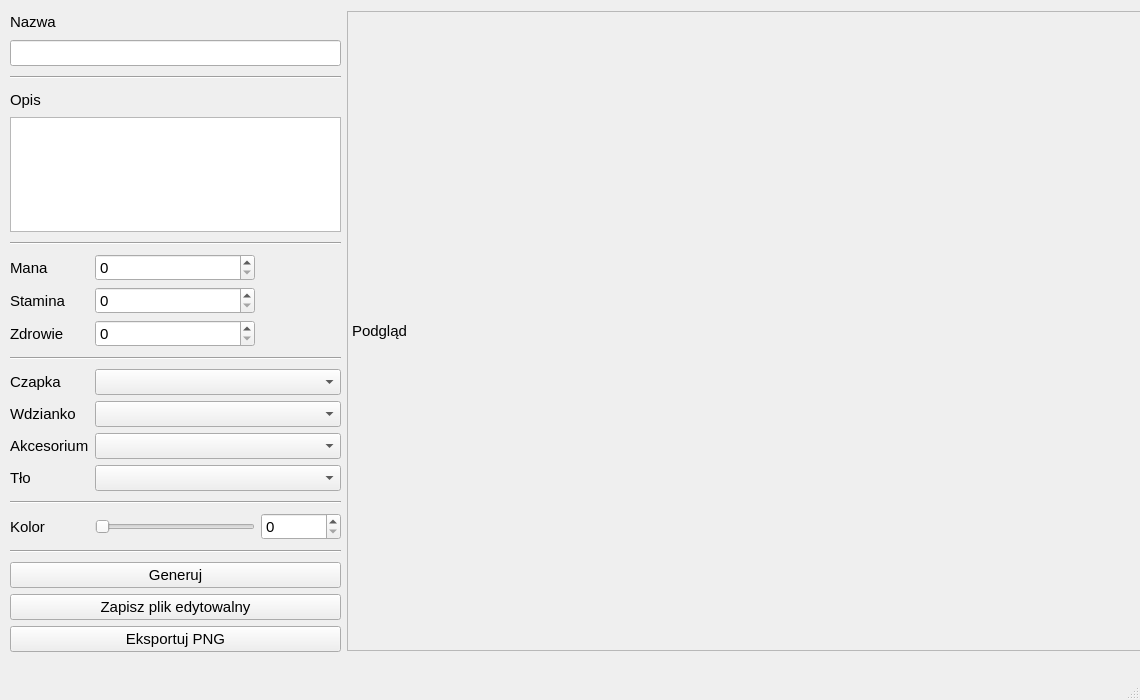
Above: ui.ui from JaZax/projektMitp before the change. Below: the same form after it.
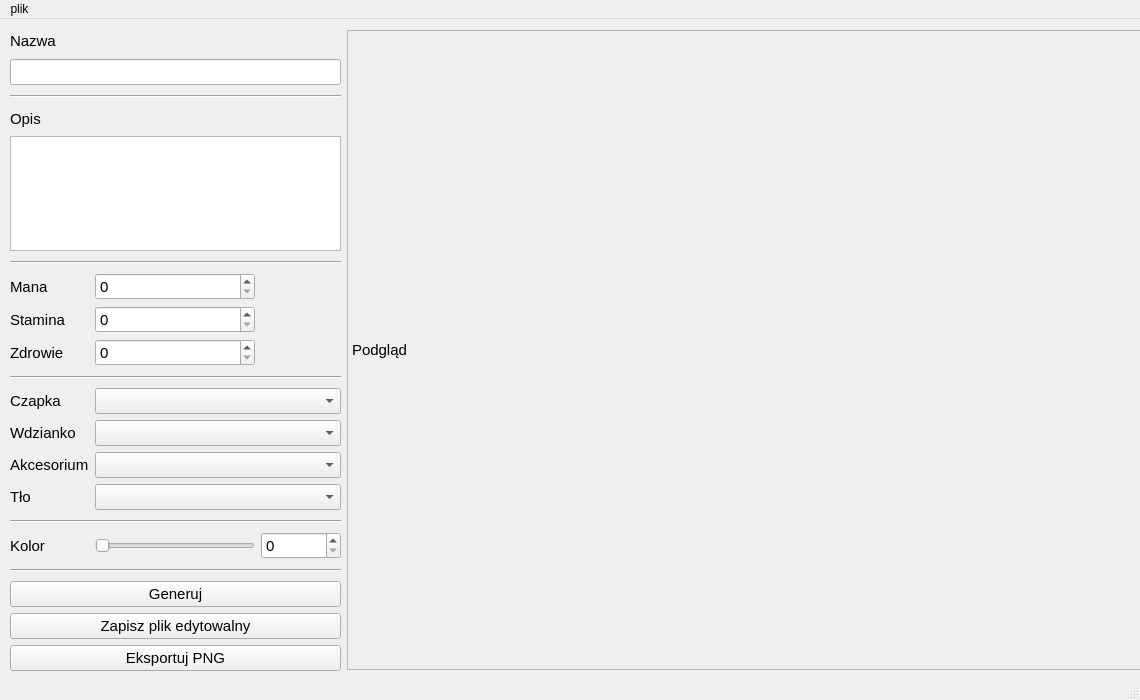
That is the form after the change.

Commit message: Add context menu

The edit to the form file:
```diff
--- a/ui.ui
+++ b/ui.ui
@@ -400,6 +400,13 @@
      <height>26</height>
     </rect>
    </property>
+   <widget class="QMenu" name="menuplik">
+    <property name="title">
+     <string>plik</string>
+    </property>
+    <addaction name="actionotw_rz"/>
+   </widget>
+   <addaction name="menuplik"/>
   </widget>
   <widget class="QStatusBar" name="statusbar"/>
  </widget>
```
Left out of the diff: 5 changed lines with no effect on the pictures. The commit also changes 3 other files.
